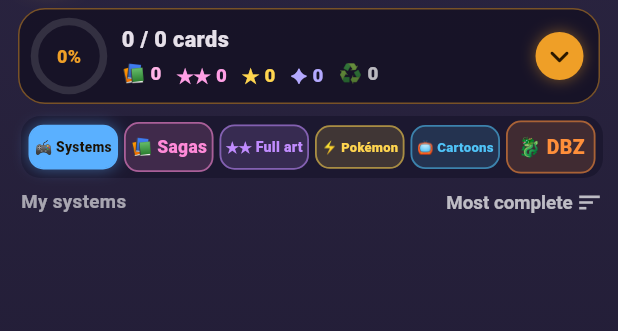
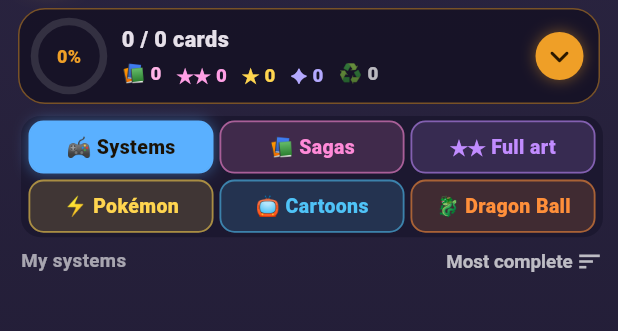
Before and after one commit to foclabroc/retro_collec_app, a Flutter app: the LibraryScreen widget shown alone on an empty page, opened directly, on a phone screen of 412 x 824 dp, the part 94-425 px from its top. Run offline on Flutter 3.47's test engine with Material 3 defaults, Android fonts, the phone set to English and light mode, and no system bars; our stand-ins replace flutter_local_notifications, google_fonts, open_filex, sensors_plus, shared_preferences, web; missing offline and left inert: dart:js_interop, workmanager; accounts and stored records are empty; network calls fail.

Commit message:
Collection : onglets sur deux lignes de 3 (plus grands), « Dragon Ball » en entier
Co-Authored-By: Claude Opus 5.5 <noreply@anthropic.com>
Claude-Session: https://claude.ai/code/session_01Cs3xDsZd7Naejto1Ny4ucY

```diff
--- a/lib/library.dart
+++ b/lib/library.dart
@@ -95,7 +95,7 @@ class _LibraryScreenState extends State<LibraryScreen> {
     SharedPreferences.getInstance().then((p) => p.setInt('rc_coll_mode', v)).catchError((_) => false);
   }
 
-  /// Sélecteur « Consoles | Sagas | Full art | Pokémon | Animés | Dragon Ball » : chaque onglet a sa couleur, fond opaque
+  /// Sélecteur « Consoles | Sagas | Full art » / « Pokémon | Animés | Dragon Ball » (2 lignes) : chaque onglet a sa couleur, fond opaque
   Widget _seg() {
     Widget b(int v, String label, Color color) {
       final on = mode == v;
@@ -127,13 +127,19 @@ class _LibraryScreenState extends State<LibraryScreen> {
     return Container(
       padding: const EdgeInsets.all(3),
       decoration: BoxDecoration(color: kBg, borderRadius: BorderRadius.circular(13)),
-      child: Row(children: [
-        b(0, t('🎮 Consoles', '🎮 Systems'), const Color(0xFF5AB0FF)),
-        b(1, t('📚 Sagas', '📚 Sagas'), const Color(0xFFFF8AD8)),
-        b(2, t('★★ Full art', '★★ Full art'), const Color(0xFFC18CFF)),
-        b(3, '⚡ Pokémon', const Color(0xFFFFD54F)),
-        b(4, t('📺 Animés', '📺 Cartoons'), const Color(0xFF4FC3F7)),
-        b(5, '🐉 DBZ', const Color(0xFFFF8F3A)),
+      // deux lignes de 3 : sur une seule ligne, 6 onglets devenaient trop petits
+      child: Column(children: [
+        Row(children: [
+          b(0, t('🎮 Consoles', '🎮 Systems'), const Color(0xFF5AB0FF)),
+          b(1, t('📚 Sagas', '📚 Sagas'), const Color(0xFFFF8AD8)),
+          b(2, t('★★ Full art', '★★ Full art'), const Color(0xFFC18CFF)),
+        ]),
+        const SizedBox(height: 4),
+        Row(children: [
+          b(3, '⚡ Pokémon', const Color(0xFFFFD54F)),
+          b(4, t('📺 Animés', '📺 Cartoons'), const Color(0xFF4FC3F7)),
+          b(5, '🐉 Dragon Ball', const Color(0xFFFF8F3A)),
+        ]),
       ]),
     );
   }
```
